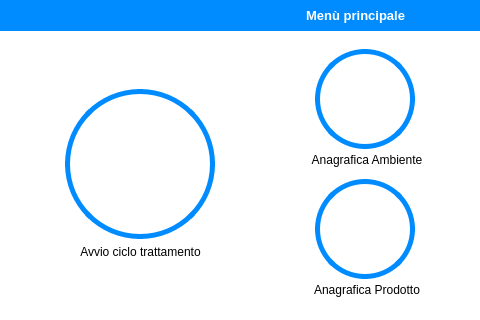
Above: view/main_window.ui from ISacchitella/MicroOne_v1.1 before the change. Below: the same form after it.
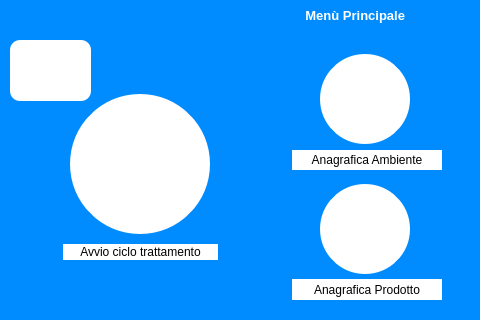
That is the form after the change. Icons and pictures are not drawn.

Diff of the .ui file:
```diff
--- a/view/main_window.ui
+++ b/view/main_window.ui
@@ -78,7 +78,7 @@
     </property>
     <property name="icon">
      <iconset resource="img_resources.qrc">
-      <normaloff>:/icons/res/save.png.png</normaloff>:/icons/res/save.png.png</iconset>
+      <normaloff>:/an_ambiente/res/Anagrafica ambientale.png</normaloff>:/an_ambiente/res/Anagrafica ambientale.png</iconset>
     </property>
     <property name="iconSize">
      <size>
@@ -130,7 +130,7 @@
    <widget class="QPushButton" name="poweroff_btn">
     <property name="geometry">
      <rect>
-      <x>0</x>
+      <x>10</x>
       <y>40</y>
       <width>81</width>
       <height>61</height>
@@ -300,14 +300,15 @@
    <widget class="QLabel" name="label">
     <property name="geometry">
      <rect>
-      <x>-10</x>
+      <x>0</x>
       <y>0</y>
-      <width>501</width>
-      <height>31</height>
+      <width>480</width>
+      <height>320</height>
      </rect>
     </property>
     <property name="styleSheet">
-     <string notr="true">background-color: rgb(0, 140, 255);</string>
+     <string notr="true">background-color: rgb(0, 140, 255);
+image: url(:/sfondo_microone/res/pagina_MICROONE.png);</string>
     </property>
     <property name="text">
      <string/>
@@ -355,7 +356,7 @@
     </property>
     <property name="icon">
      <iconset resource="img_resources.qrc">
-      <normaloff>:/settings/res/settings.png</normaloff>:/settings/res/settings.png</iconset>
+      <normaloff>:/gear/res/gear.png</normaloff>:/gear/res/gear.png</iconset>
     </property>
     <property name="flat">
      <bool>true</bool>
@@ -386,7 +387,7 @@
 color: rgb(255, 255, 255);</string>
     </property>
     <property name="text">
-     <string>Menù principale</string>
+     <string>Menù Principale</string>
     </property>
     <property name="alignment">
      <set>Qt::AlignRight|Qt::AlignTrailing|Qt::AlignVCenter</set>
@@ -413,6 +414,7 @@
     </property>
    </widget>
    <zorder>serial_label</zorder>
+   <zorder>label</zorder>
    <zorder>reg_ambiente_btn</zorder>
    <zorder>reg_prodotto_btn</zorder>
    <zorder>poweroff_btn</zorder>
@@ -420,7 +422,6 @@
    <zorder>sanifica_btn</zorder>
    <zorder>registra_p_label</zorder>
    <zorder>registra_a_label</zorder>
-   <zorder>label</zorder>
    <zorder>settings_btn</zorder>
    <zorder>pushButton</zorder>
    <zorder>label_2</zorder>
```
